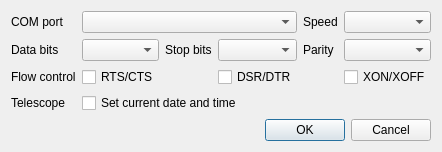
First picture: the form in src/UART_ui.ui, repository scriptorron/AutoSTAR_remote, before the edit.
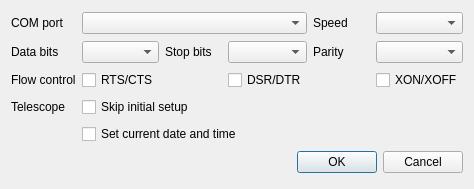
Second picture: the form after the edit.

Commit message: v1.1.1: allow to skip initial telescope setup to fix pulse guiding issues

The edit to the form file:
```diff
--- a/src/UART_ui.ui
+++ b/src/UART_ui.ui
@@ -6,8 +6,8 @@
    <rect>
     <x>0</x>
     <y>0</y>
-    <width>390</width>
-    <height>139</height>
+    <width>474</width>
+    <height>189</height>
    </rect>
   </property>
   <property name="windowTitle">
@@ -89,7 +89,7 @@
      </property>
     </widget>
    </item>
-   <item row="4" column="0" colspan="6">
+   <item row="5" column="0" colspan="6">
     <widget class="QDialogButtonBox" name="buttonBox">
      <property name="orientation">
       <enum>Qt::Horizontal</enum>
@@ -109,13 +109,20 @@
      </property>
     </widget>
    </item>
-   <item row="3" column="1" colspan="3">
+   <item row="4" column="1" colspan="5">
     <widget class="QCheckBox" name="checkBox_SetTimeDate">
      <property name="text">
       <string>Set current date and time</string>
      </property>
     </widget>
    </item>
+   <item row="3" column="1" colspan="5">
+    <widget class="QCheckBox" name="checkBox_skipInitialSetup">
+     <property name="text">
+      <string>Skip initial setup</string>
+     </property>
+    </widget>
+   </item>
   </layout>
  </widget>
  <resources/>
```
Left out of the diff: 20 changed lines with no effect on the pictures. The commit also changes 4 other files.
